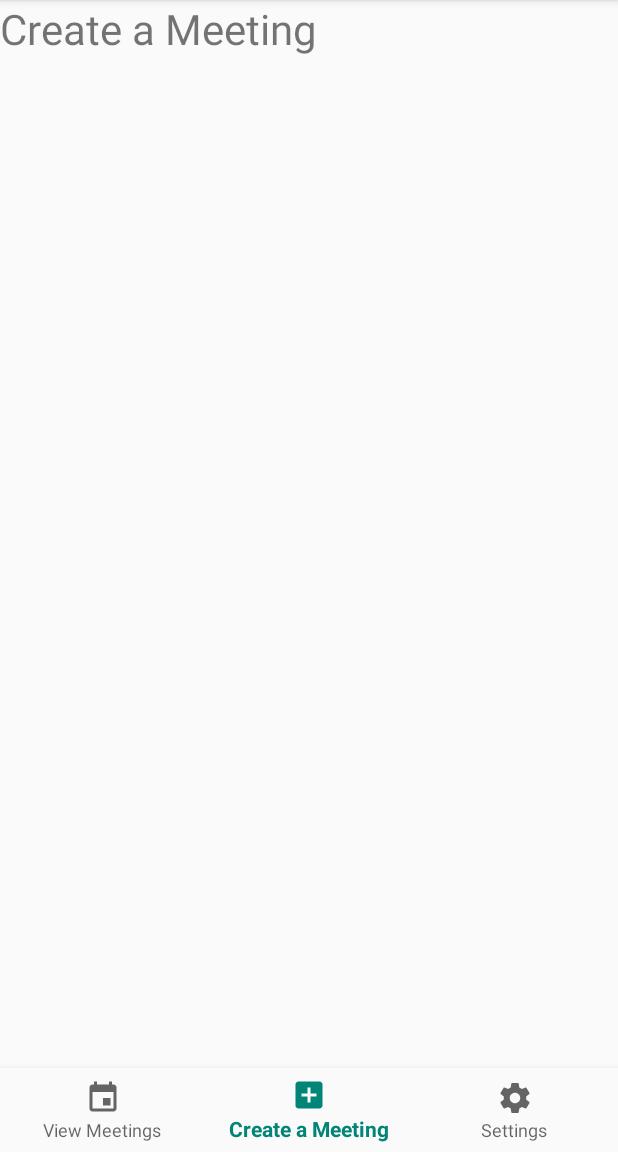
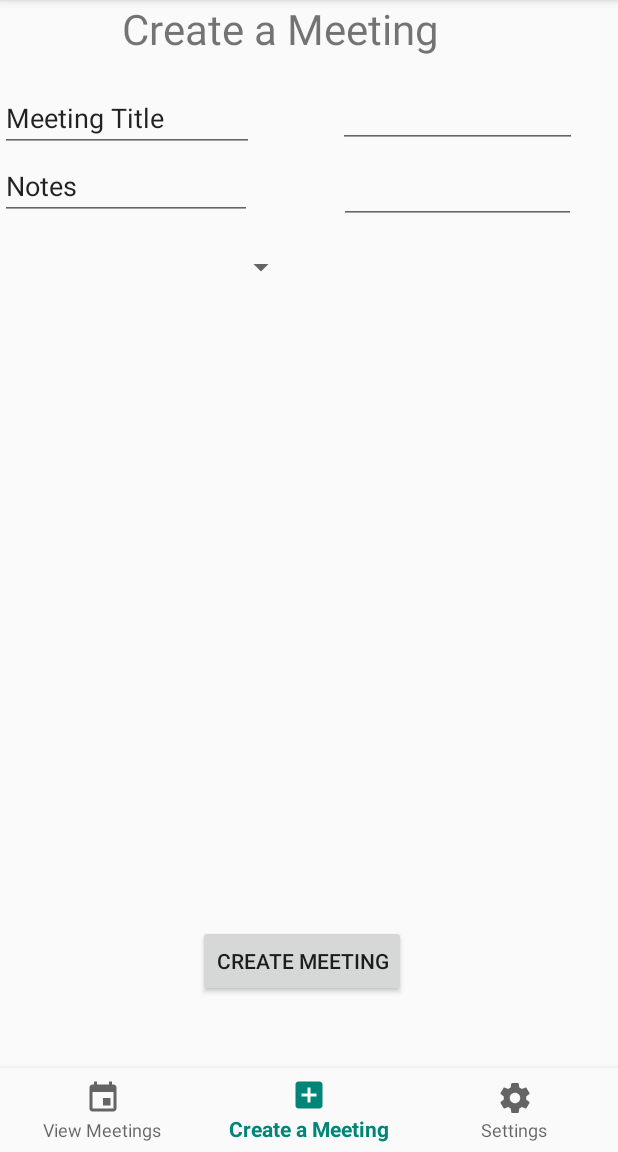
Before and after one commit to WisKhalifa/Meetballs, an Android app: the screen it shows after launch (MainActivity), item 2 of the bottom bar chosen, on a phone screen of 412 x 824 dp, the part 84-1236 px from its top. Run offline under Robolectric (Android 15) with nearby library versions, the phone set to English and light mode, and no system bars; 2 statements that could not run were skipped.

```diff
--- a/app/build.gradle
+++ b/app/build.gradle
@@ -26,4 +26,5 @@ dependencies {
     testImplementation 'junit:junit:4.12'
     androidTestImplementation 'com.android.support.test:runner:1.0.2'
     androidTestImplementation 'com.android.support.test.espresso:espresso-core:3.0.2'
+    implementation 'com.google.android.gms:play-services-maps:16.0.0'
 }
--- a/app/src/main/res/layout/fragment_create.xml
+++ b/app/src/main/res/layout/fragment_create.xml
@@ -1,12 +1,82 @@
 <?xml version="1.0" encoding="utf-8"?>
 <RelativeLayout xmlns:android="http://schemas.android.com/apk/res/android"
+    xmlns:tools="http://schemas.android.com/tools"
     android:layout_width="match_parent"
     android:layout_height="match_parent">
 
     <TextView
         android:layout_width="wrap_content"
         android:layout_height="wrap_content"
+        android:layout_alignParentStart="true"
+        android:layout_alignParentTop="true"
+        android:layout_marginStart="81dp"
+        android:layout_marginTop="0dp"
         android:text="Create a Meeting"
         android:textSize="28sp" />
 
+    <EditText
+        android:id="@+id/MeetingTitle"
+        android:layout_width="169dp"
+        android:layout_height="wrap_content"
+        android:layout_alignParentStart="true"
+        android:layout_alignParentTop="true"
+        android:layout_marginStart="0dp"
+        android:layout_marginTop="56dp"
+        android:ems="10"
+        android:inputType="text"
+        android:text="Meeting Title" />
+
+    <EditText
+        android:id="@+id/MeetingNotes"
+        android:layout_width="168dp"
+        android:layout_height="wrap_content"
+        android:layout_below="@+id/MeetingTitle"
+        android:layout_alignParentStart="true"
+        android:ems="10"
+        android:inputType="text"
+        android:text="Notes" />
+
+    <EditText
+        android:id="@+id/MeetingDate"
+        android:layout_width="159dp"
+        android:layout_height="wrap_content"
+        android:layout_below="@+id/MeetingNotes"
+        android:layout_alignParentStart="true"
+        android:layout_marginStart="225dp"
+        android:layout_marginTop="-93dp"
+        android:ems="10"
+        android:inputType="date"
+        tools:text="@tools:sample/date/ddmmyy" />
+
+    <EditText
+        android:id="@+id/MeetingTime"
+        android:layout_width="158dp"
+        android:layout_height="wrap_content"
+        android:layout_alignParentStart="true"
+        android:layout_alignParentTop="true"
+        android:layout_marginStart="226dp"
+        android:layout_marginTop="104dp"
+        android:ems="10"
+        android:inputType="time"
+        tools:text="@tools:sample/date/hhmm" />
+
+    <Spinner
+        android:id="@+id/spinner"
+        android:layout_width="170dp"
+        android:layout_height="41dp"
+        android:layout_alignBottom="@+id/MeetingDate"
+        android:layout_alignParentEnd="true"
+        android:layout_marginEnd="214dp"
+        android:layout_marginBottom="-100dp" />
+
+    <Button
+        android:id="@+id/button"
+        android:layout_width="wrap_content"
+        android:layout_height="wrap_content"
+        android:layout_alignParentStart="true"
+        android:layout_alignParentBottom="true"
+        android:layout_marginStart="132dp"
+        android:layout_marginBottom="47dp"
+        android:text="Create Meeting" />
+
 </RelativeLayout>
```
Also changed, not shown: app/src/main/java/com/example/wis/meetballs/CreateFragment.java (+68 -0 lines).
